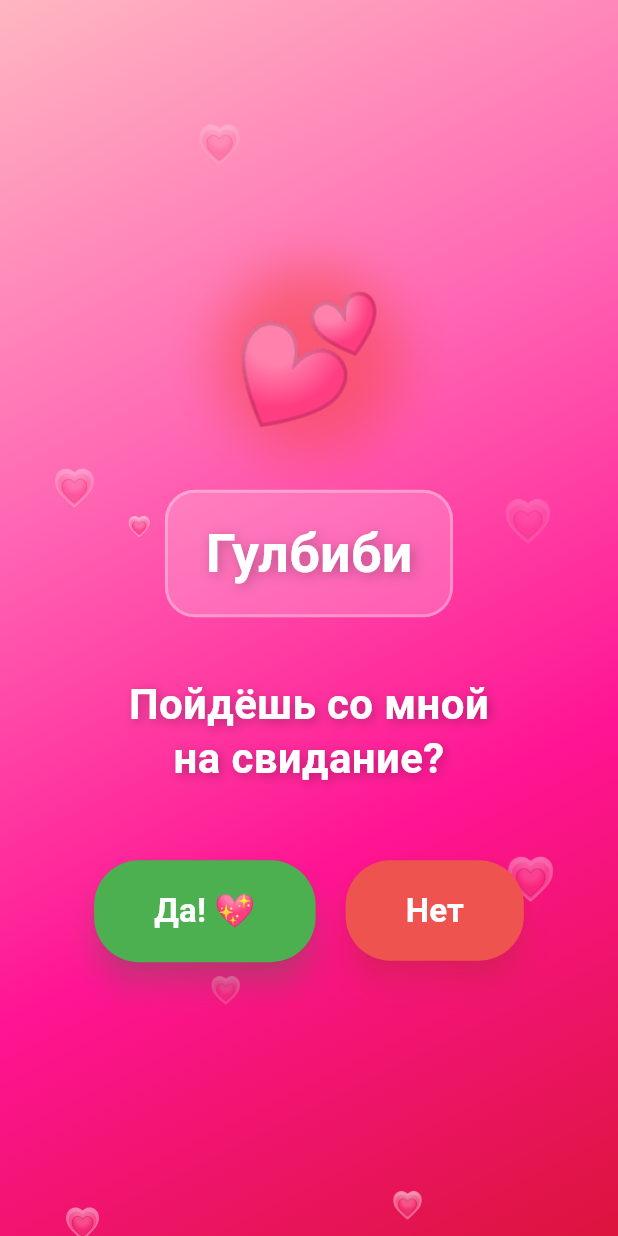
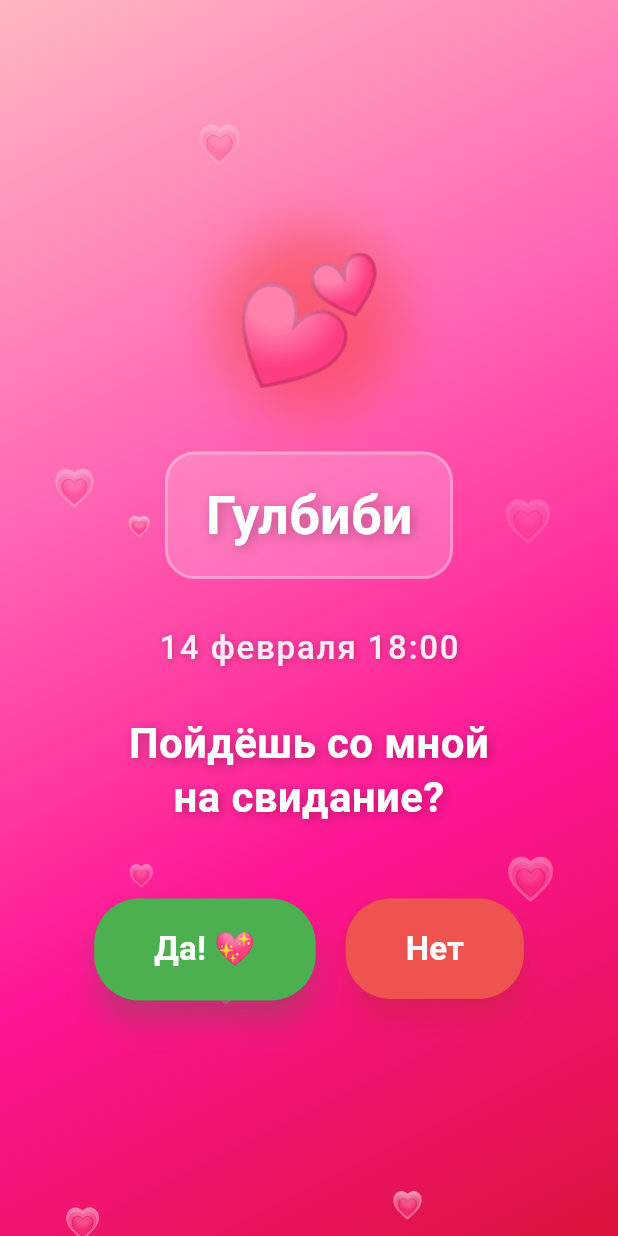
Before and after one commit to 1n8e/valentine, a Flutter app: the screen it shows after launch, on a phone screen of 412 x 824 dp. Run offline on Flutter 3.47's test engine with Material 3 defaults, Android fonts, the phone set to English and light mode, and no system bars.

Commit message:
Add date and time display to invitation screen
Co-Authored-By: Claude Opus 4.5 <noreply@anthropic.com>

```diff
--- a/lib/screens/invitation_screen.dart
+++ b/lib/screens/invitation_screen.dart
@@ -220,7 +220,24 @@ class _InvitationScreenState extends State<InvitationScreen>
                                       ),
                                     ),
                                   ),
-                                  SizedBox(height: spacing + 10),
+                                  SizedBox(height: spacing),
+                                  Text(
+                                    '14 февраля 18:00',
+                                    style: TextStyle(
+                                      fontSize: isSmallScreen ? 18.0 : 22.0,
+                                      fontWeight: FontWeight.w500,
+                                      color: Colors.white.withValues(alpha: 0.9),
+                                      letterSpacing: 1.2,
+                                      shadows: const [
+                                        Shadow(
+                                          blurRadius: 6,
+                                          color: Colors.black26,
+                                          offset: Offset(1, 1),
+                                        ),
+                                      ],
+                                    ),
+                                  ),
+                                  SizedBox(height: spacing),
                                   Text(
                                     'Пойдёшь со мной\nна свидание?',
                                     textAlign: TextAlign.center,
```
